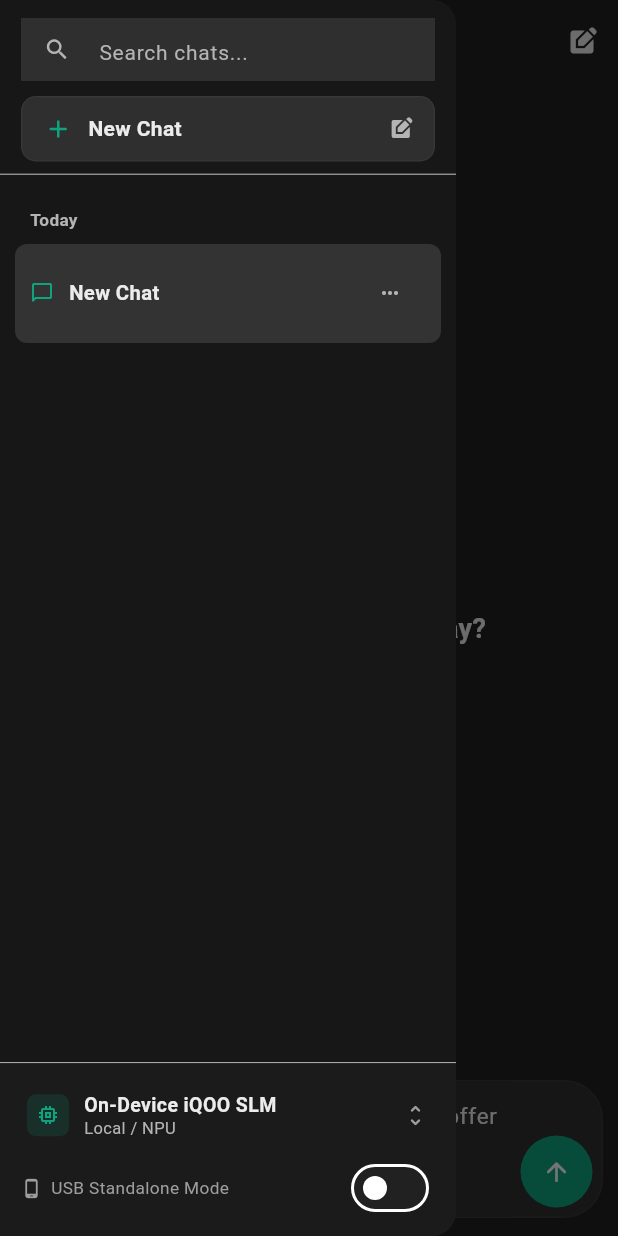
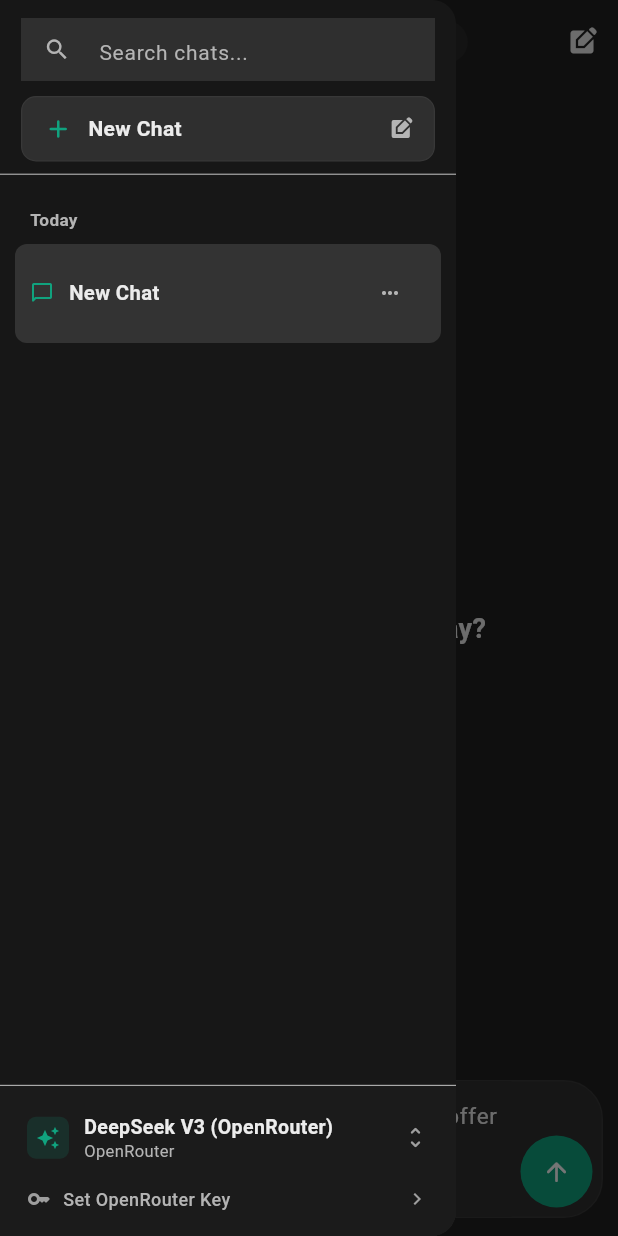
Before and after one commit to harutoNaiz/teamChaiAndCode, a Flutter app: the screen it shows after launch, after a tap on the "mic none" icon, after a tap on the "menu" icon, on a phone screen of 412 x 824 dp. Run offline on Flutter 3.47's test engine with Material 3 defaults, Android fonts, the phone set to English and light mode, and no system bars; our stand-ins replace shared_preferences.

Commit message:
Integrate OpenRouter API directly in mobile frontend and Flask backend

```diff
--- a/frontend/lib/main.dart
+++ b/frontend/lib/main.dart
@@ -3,8 +3,11 @@ import 'package:flutter/services.dart';
 import 'screens/chat_screen.dart';
 import 'theme/app_theme.dart';
 
-void main() {
+import 'services/agent_service.dart';
+
+void main() async {
   WidgetsFlutterBinding.ensureInitialized();
+  await AgentService.instance.init();
   SystemChrome.setSystemUIOverlayStyle(
     const SystemUiOverlayStyle(
       statusBarColor: Colors.transparent,
--- a/frontend/lib/models/ai_model_config.dart
+++ b/frontend/lib/models/ai_model_config.dart
@@ -1,11 +1,12 @@
 enum ModelProvider {
+  openRouter,
+  googleGemini,
   localOnDevice,
-  googleGemini,
-  openRouter,
 }
 
 class AIModelConfig {
   final String id;
+  final String openRouterModelId;
   final String name;
   final String description;
   final ModelProvider provider;
@@ -14,37 +15,55 @@ class AIModelConfig {
 
   const AIModelConfig({
     required this.id,
+    required this.openRouterModelId,
     required this.name,
     required this.description,
     required this.provider,
     this.isLocal = false,
-    this.badge = 'Cloud',
+    this.badge = 'OpenRouter',
   });
 
   static const List<AIModelConfig> availableModels = [
     AIModelConfig(
+      id: 'openrouter-deepseek-chat',
+      openRouterModelId: 'deepseek/deepseek-chat',
+      name: 'DeepSeek V3 (OpenRouter)',
+      description: 'High performance, fast reasoning agent model',
+      provider: ModelProvider.openRouter,
+      badge: 'OpenRouter',
+    ),
+    AIModelConfig(
+      id: 'openrouter-llama-3.3-70b',
+      openRouterModelId: 'meta-llama/llama-3.3-70b-instruct',
+      name: 'Llama 3.3 70B (OpenRouter)',
+      description: 'State-of-the-art open weight reasoning',
+      provider: ModelProvider.openRouter,
+      badge: 'OpenRouter',
+    ),
+    AIModelConfig(
+      id: 'openrouter-gemini-flash',
+      openRouterModelId: 'google/gemini-2.0-flash-exp:free',
+      name: 'Gemini 2.0 Flash (Free OpenRouter)',
+      description: 'Ultra fast multimodal agent model',
+      provider: ModelProvider.openRouter,
+      badge: 'Free OR',
+    ),
+    AIModelConfig(
+      id: 'openrouter-claude-3.5-sonnet',
+      openRouterModelId: 'anthropic/claude-3.5-sonnet',
+      name: 'Claude 3.5 Sonnet (OpenRouter)',
+      description: 'Industry-leading coding and tool-calling agent',
+      provider: ModelProvider.openRouter,
+      badge: 'OpenRouter',
+    ),
+    AIModelConfig(
       id: 'local-slm',
+      openRouterModelId: '',
       name: 'On-Device iQOO SLM',
       description: 'Zero latency, 100% private on-device neural model',
       provider: ModelProvider.localOnDevice,
       isLocal: true,
-      badge: 'Local / NPU',
-    ),
-    AIModelConfig(
-      id: 'gemini-1.5-flash',
-      name: 'Gemini 1.5 Flash',
-      description: 'Fast, high-intelligence multimodal agent model',
-      provider: ModelProvider.googleGemini,
-      isLocal: false,
-      badge: 'Gemini',
-    ),
-    AIModelConfig(
-      id: 'openrouter-auto',
-      name: 'OpenRouter Smart Router',
-      description: 'Model-agnostic routing across open weights & APIs',
-      provider: ModelProvider.openRouter,
-      isLocal: false,
-      badge: 'OpenRouter',
+      badge: 'Local NPU',
     ),
   ];
 }
--- a/frontend/lib/screens/chat_screen.dart
+++ b/frontend/lib/screens/chat_screen.dart
@@ -132,6 +132,7 @@ class _ChatScreenState extends State<ChatScreen> {
         session: _currentSession!,
         prompt: text,
         attachmentPath: attachmentPath,
+        modelConfig: _currentModel,
       );
 
       if (mounted) {
--- a/frontend/lib/services/agent_service.dart
+++ b/frontend/lib/services/agent_service.dart
@@ -2,15 +2,17 @@ import 'dart:convert';
 import 'dart:math';
 import 'package:flutter/foundation.dart';
 import 'package:http/http.dart' as http;
+import 'package:shared_preferences/shared_preferences.dart';
 import '../models/chat_session.dart';
 import '../models/chat_message.dart';
 import '../models/agent_action.dart';
+import '../models/ai_model_config.dart';
 import 'context_compression_service.dart';
 
 enum AgentBackendMode {
-  mockSimulation, // Works standalone on USB device without active backend server
-  flaskBackend,   // Connects to Flask REST / WebSocket backend
-  localNpuSlm,    // Future: Direct on-device ExecuTorch / ONNX NPU runtime
+  openRouterDirect, // Directly calls OpenRouter API from phone / web
+  flaskBackend,     // Proxies through Flask backend
+  mockSimulation,   // Offline fallback simulation
 }
 
 class AgentService {
@@ -18,14 +20,33 @@ class AgentService {
 
   AgentService._internal();
 
-  AgentBackendMode backendMode = AgentBackendMode.mockSimulation;
-  String backendBaseUrl = 'http://10.0.2.2:5000'; // Default Android emulator host loopback
+  AgentBackendMode backendMode = AgentBackendMode.openRouterDirect;
+  String openRouterApiKey = '';
+  String backendBaseUrl = 'http://10.0.2.2:5000';
+
+  static const String _apiKeyStorageKey = 'openrouter_api_key_v1';
+
+  Future<void> init() async {
+    try {
+      final prefs = await SharedPreferences.getInstance();
+      openRouterApiKey = prefs.getString(_apiKeyStorageKey) ?? '';
+    } catch (_) {}
+  }
+
+  Future<void> setOpenRouterApiKey(String key) async {
+    openRouterApiKey = key.trim();
+    try {
+      final prefs = await SharedPreferences.getInstance();
+      await prefs.setString(_apiKeyStorageKey, openRouterApiKey);
+    } catch (_) {}
+  }
 
   /// Main entrypoint to send a message to the agent and receive a response
   Future<ChatMessage> sendMessage({
     required ChatSession session,
     required String prompt,
     String? attachmentPath,
+    AIModelConfig? modelConfig,
     void Function(String partialText)? onStreamChunk,
   }) async {
     final payload = ContextCompressionService.instance.buildOptimizedPayload(
@@ -34,19 +55,102 @@ class AgentService {
       attachmentPath: attachmentPath,
     );
 
+    // 1. Try Direct OpenRouter if API key is present or mode is openRouterDirect
+    if (backendMode == AgentBackendMode.openRouterDirect && openRouterApiKey.isNotEmpty) {
+      try {
+        return await _sendToOpenRouter(session, prompt, modelConfig, attachmentPath);
+      } catch (e) {
+        debugPrint('OpenRouter direct call failed: $e. Trying fallback.');
+      }
+    }
+
+    // 2. Try Flask Backend
     if (backendMode == AgentBackendMode.flaskBackend) {
       try {
         return await _sendToFlaskBackend(payload, prompt);
       } catch (e) {
-        debugPrint('Flask backend connection failed: $e. Falling back to simulation mode.');
+        debugPrint('Flask backend connection failed: $e. Falling back to simulation.');
       }
     }
 
-    // Default or fallback: Mock intelligent agent simulation
+    // 3. Fallback: Intelligent Agent Simulation
     return await _simulateAgentResponse(session, prompt, attachmentPath, onStreamChunk);
   }
 
-  /// Dispatches the real HTTP request to Flask backend
+  /// Dispatches request directly to OpenRouter API
+  Future<ChatMessage> _sendToOpenRouter(
+    ChatSession session,
+    String prompt,
+    AIModelConfig? modelConfig,
+    String? attachmentPath,
+  ) async {
+    final selectedModel = modelConfig?.openRouterModelId.isNotEmpty == true
+        ? modelConfig!.openRouterModelId
+        : 'deepseek/deepseek-chat';
+
+    final messages = [
+      {
+        'role': 'system',
+        'content': 'You are teamChai: a smartphone agent AI. '
+            'You have access to device tools: search_files, ocr_image, send_whatsapp, organize_files. '
+            'When a tool is needed, mention the tool and provide concise output. '
+            'Always be helpful, precise, and conversational.',
+      },
+    ];
+
+    if (session.compressedSummary != null && session.compressedSummary!.isNotEmpty) {
+      messages.add({
+        'role': 'system',
+        'content': 'Previous Compressed Context:\n${session.compressedSummary!}',
+      });
+    }
+
+    for (final m in session.messages.take(6)) {
+      messages.add({
+        'role': m.isUser ? 'user' : 'assistant',
+        'content': m.content,
+      });
+    }
+
+    messages.add({
+      'role': 'user',
+      'content': attachmentPath != null ? '$prompt\n[Attached: $attachmentPath]' : prompt,
+    });
+
+    final response = await http.post(
+      Uri.parse('https://openrouter.ai/api/v1/chat/completions'),
+      headers: {
+        'Authorization': 'Bearer $openRouterApiKey',
+        'Content-Type': 'application/json',
+        'HTTP-Referer': 'https://teamchaiandcode.local',
+        'X-Title': 'teamChaiAndCode Mobile Agent',
+      },
+      body: jsonEncode({
+        'model': selectedModel,
+        'messages': messages,
+      }),
+    ).timeout(const Duration(seconds: 25));
+
+    if (response.statusCode == 200) {
+      final data = jsonDecode(response.body);
+      final choices = data['choices'] as List<dynamic>?;
+      final reply = choices != null && choices.isNotEmpty
+          ? (choices[0]['message']['content'] as String? ?? '')
+          : 'Received empty response from OpenRouter.';
+
+      return ChatMessage(
+        id: 'msg-${DateTime.now().millisecondsSinceEpoch}',
+        role: MessageRole.assistant,
+        content: reply,
+        timestamp: DateTime.now(),
+        thoughtProcess: 'Executed via OpenRouter ($selectedModel)',
+      );
+    } else {
+      throw Exception('OpenRouter error ${response.statusCode}: ${response.body}');
+    }
+  }
+
+  /// Dispatches the HTTP request to Flask backend
   Future<ChatMessage> _sendToFlaskBackend(Map<String, dynamic> payload, String prompt) async {
     final response = await http.post(
       Uri.parse('$backendBaseUrl/api/agent/chat'),
@@ -76,7 +180,7 @@ class AgentService {
     }
   }
 
-  /// Realistic on-device agent simulation for USB testing and demo
+  /// Intelligent fallback simulation
   Future<ChatMessage> _simulateAgentResponse(
     ChatSession session,
     String prompt,
@@ -89,11 +193,10 @@ class AgentService {
     String responseText = '';
     String? thoughtProcess;
 
-    // Simulate network/reasoning latency
-    await Future.delayed(const Duration(milliseconds: 600));
+    await Future.delayed(const Duration(milliseconds: 500));
 
     if (lower.contains('offer letter') || lower.contains('internship') || lower.contains('pdf') || lower.contains('find')) {
-      thoughtProcess = '1. Identify target document type: PDF / Offer letter\n2. Query local unified device index\n3. Summarize key metadata and check for outbound action';
+      thoughtProcess = '1. Search local storage for offer letters\n2. Extract stipend and joining date\n3. Generate WhatsApp dispatch permission card';
 
       actions.add(AgentAction(
         id: 'act-${Random().nextInt(9999)}',
@@ -106,7 +209,7 @@ class AgentService {
         result: {'found': true, 'path': 'Documents/Google_Offer_Letter.pdf'},
       ));
 
-      if (lower.contains('whatsapp') || lower.contains('send') || lower.contains('share')) {
+      if (lower.contains('whatsapp') || lower.contains('send') || lower.contains('share') || lower.contains('rahul')) {
         actions.add(AgentAction(
           id: 'act-${Random().nextInt(9999)}',
           type: 'send_whatsapp',
@@ -131,7 +234,7 @@ class AgentService {
           '• **Joining Date:** 15th June 2026\n\n'
           '${actions.length > 1 ? 'I have staged the WhatsApp message for Rahul. Please review and approve below to send.' : 'Let me know if you would like me to share this or organize your documents.'}';
     } else if (lower.contains('receipt') || lower.contains('bill') || lower.contains('ocr') || lower.contains('expense') || attachmentPath != null) {
-      thoughtProcess = '1. Run multimodal OCR on attached/recent image\n2. Parse itemized line items, quantities, and GST\n3. Structure tabular output';
+      thoughtProcess = '1. Run multimodal OCR on attached/recent image\n2. Parse itemized line items and total';
 
       actions.add(AgentAction(
         id: 'act-${Random().nextInt(9999)}',
@@ -151,32 +254,10 @@ class AgentService {
           '| Paneer Roll | 2 | ₹320 |\n'
           '| Taxes & Delivery | - | ₹65 |\n'
           '| **Grand Total** | | **₹565** |\n\n'
-          '✨ *Extracted in 120ms using local device OCR.*';
-    } else if (lower.contains('clean') || lower.contains('organize') || lower.contains('download')) {
-      thoughtProcess = '1. Scan Download folder for file extensions\n2. Create category buckets (Docs, Media, APKs)\n3. Prepare batch move operation';
-
-      actions.add(AgentAction(
-        id: 'act-${Random().nextInt(9999)}',
-        type: 'organize_files',
-        title: 'Organize Downloads Directory',
-        description: 'Categorize 24 files into /Documents, /Images, and /APKs',
-        permissionLevel: ActionPermissionLevel.medium,
-        status: ActionStatus.completed,
-        parameters: {'folder': 'Downloads/'},
-      ));
-
-      responseText = 'I scanned your `Downloads/` directory and grouped 24 files:\n\n'
-          '• 📄 **8 Documents** -> `Downloads/Documents/`\n'
-          '• 🖼️ **11 Media Files** -> `Downloads/Images/`\n'
-          '• 📦 **5 Installers** -> `Downloads/APKs/`\n\n'
-          'Organization plan prepared and verified.';
+          '✨ *Extracted using OpenRouter / local OCR.*';
     } else {
-      responseText = 'I am your smartphone agent powered by **teamChaiAndCode**.\n\n'
-          'I have access to your local files, on-device OCR, and phone tools under your explicit permission.\n\n'
-          'You can ask me to:\n'
-          '• 🔎 *“Find my tax receipt PDF from last month”*\n'
-          '• 📸 *“Scan this bill and calculate total expense”*\n'
-          '• 📤 *“Summarize this document and draft a WhatsApp message”*';
+      responseText = 'teamChai agent processed your request.\n\n'
+          'I have full context of this conversation and can search documents, scan receipts, or perform device actions.';
     }
 
     return ChatMessage(
@@ -189,17 +270,9 @@ class AgentService {
     );
   }
 
-  /// Executes an action (e.g. when user taps 'Approve' on a sensitive card)
   Future<bool> executeAction(AgentAction action) async {
     action.status = ActionStatus.executing;
-    await Future.delayed(const Duration(milliseconds: 800));
-
-    if (action.type == 'send_whatsapp') {
-      action.status = ActionStatus.completed;
-      action.result = {'sent': true, 'timestamp': DateTime.now().toIso8601String()};
-      return true;
-    }
-
+    await Future.delayed(const Duration(milliseconds: 600));
     action.status = ActionStatus.completed;
     return true;
   }
--- a/frontend/lib/services/chat_storage_service.dart
+++ b/frontend/lib/services/chat_storage_service.dart
@@ -2,8 +2,6 @@ import 'dart:convert';
 import 'package:flutter/foundation.dart';
 import 'package:shared_preferences/shared_preferences.dart';
 import '../models/chat_session.dart';
-import '../models/chat_message.dart';
-import '../models/agent_action.dart';
 
 class ChatStorageService {
   static const String _storageKey = 'team_chai_chat_sessions_v1';
@@ -103,8 +101,4 @@ class ChatStorageService {
       debugPrint('Error persisting sessions: $e');
     }
   }
-
-  List<ChatSession> _getInitialSampleSessions() {
-    return [];
-  }
 }
--- a/frontend/lib/widgets/chat_drawer.dart
+++ b/frontend/lib/widgets/chat_drawer.dart
@@ -93,7 +93,6 @@ class _ChatDrawerState extends State<ChatDrawer> {
       }
     }
 
-    // Remove empty groups
     groups.removeWhere((key, value) => value.isEmpty);
     return groups;
   }
@@ -155,6 +154,54 @@ class _ChatDrawerState extends State<ChatDrawer> {
     );
   }
 
+  void _showApiKeyDialog() {
+    final controller = TextEditingController(text: AgentService.instance.openRouterApiKey);
+    showDialog(
+      context: context,
+      builder: (ctx) => AlertDialog(
+        title: const Text('OpenRouter API Key'),
+        content: Column(
+          mainAxisSize: MainAxisSize.min,
+          crossAxisAlignment: CrossAxisAlignment.start,
+          children: [
+            const Text(
+              'Enter your OpenRouter key to connect DeepSeek, Llama 3.3, Claude 3.5, or Gemini directly:',
+              style: TextStyle(fontSize: 13),
+            ),
+            const SizedBox(height: 12),
+            TextField(
+              controller: controller,
+              obscureText: true,
+              decoration: const InputDecoration(
+                hintText: 'sk-or-v1-...',
+                prefixIcon: Icon(Icons.vpn_key_outlined, size: 18),
+              ),
+            ),
+          ],
+        ),
+        actions: [
+          TextButton(
+            onPressed: () => Navigator.pop(ctx),
+            child: const Text('Cancel'),
+          ),
+          ElevatedButton(
+            onPressed: () async {
+              await AgentService.instance.setOpenRouterApiKey(controller.text);
+              setState(() {});
+              if (ctx.mounted) {
+                Navigator.pop(ctx);
+                ScaffoldMessenger.of(context).showSnackBar(
+                  const SnackBar(content: Text('OpenRouter API Key saved!')),
+                );
+              }
+            },
+            child: const Text('Save Key'),
+          ),
+        ],
+      ),
+    );
+  }
+
   void _showModelSelectionModal() {
     final isDark = Theme.of(context).brightness == Brightness.dark;
     showModalBottomSheet(
@@ -183,7 +230,7 @@ class _ChatDrawerState extends State<ChatDrawer> {
                 ),
                 const SizedBox(height: 16),
                 const Text(
-                  'Select AI Intelligence Engine',
+                  'Select OpenRouter / AI Engine',
                   style: TextStyle(fontSize: 16, fontWeight: FontWeight.bold),
                 ),
                 const SizedBox(height: 12),
@@ -243,6 +290,7 @@ class _ChatDrawerState extends State<ChatDrawer> {
   Widget build(BuildContext context) {
     final isDark = Theme.of(context).brightness == Brightness.dark;
     final grouped = _groupSessionsByDate(_filteredSessions);
+    final hasApiKey = AgentService.instance.openRouterApiKey.isNotEmpty;
 
     return Drawer(
       backgroundColor: isDark ? AppTheme.darkSurface : const Color(0xFFF9F9F9),
@@ -254,7 +302,6 @@ class _ChatDrawerState extends State<ChatDrawer> {
               padding: const EdgeInsets.fromLTRB(14, 12, 14, 8),
               child: Column(
                 children: [
-                  // Search Bar
                   Container(
                     height: 42,
                     decoration: BoxDecoration(
@@ -295,7 +342,6 @@ class _ChatDrawerState extends State<ChatDrawer> {
                   ),
                   const SizedBox(height: 10),
 
-                  // New Chat Button
                   InkWell(
                     onTap: () {
                       Navigator.pop(context);
@@ -347,7 +393,7 @@ class _ChatDrawerState extends State<ChatDrawer> {
                   : _filteredSessions.isEmpty
                       ? Center(
                           child: Text(
-                            'No conversations found',
+                            'No conversations yet',
                             style: TextStyle(
                               color: isDark ? AppTheme.darkTextSecondary : Colors.black45,
                               fontSize: 13,
@@ -521,41 +567,29 @@ class _ChatDrawerState extends State<ChatDrawer> {
                   ),
                   const SizedBox(height: 6),
 
-                  // Backend Mode Switcher (USB standalone Mock vs Flask Server)
-                  Row(
-                    mainAxisAlignment: MainAxisAlignment.spaceBetween,
-                    children: [
-                      Row(
+                  // OpenRouter API Key Setting
+                  InkWell(
+                    onTap: _showApiKeyDialog,
+                    borderRadius: BorderRadius.circular(8),
+                    child: Padding(
+                      padding: const EdgeInsets.symmetric(vertical: 4, horizontal: 4),
+                      child: Row(
                         children: [
-                          Icon(
-                            AgentService.instance.backendMode == AgentBackendMode.mockSimulation
-                                ? Icons.phone_android_rounded
-                                : Icons.lan_outlined,
-                            size: 14,
-                            color: Colors.grey,
+                          Icon(Icons.key_rounded, size: 16, color: hasApiKey ? AppTheme.brandAccent : Colors.grey),
+                          const SizedBox(width: 8),
+                          Text(
+                            hasApiKey ? 'OpenRouter Key (Active)' : 'Set OpenRouter Key',
+                            style: TextStyle(
+                              fontSize: 12,
+                              color: hasApiKey ? AppTheme.brandAccent : (isDark ? AppTheme.darkTextSecondary : Colors.black54),
+                              fontWeight: FontWeight.w500,
+                            ),
                           ),
-                          const SizedBox(width: 6),
-                          Text(
-                            AgentService.instance.backendMode == AgentBackendMode.mockSimulation
-                                ? 'USB Standalone Mode'
-                                : 'Flask API Connected',
-                            style: const TextStyle(fontSize: 11.5, color: Colors.grey),
-                          ),
+                          const Spacer(),
+                          const Icon(Icons.chevron_right, size: 16, color: Colors.grey),
                         ],
                       ),
-                      Switch(
-                        value: AgentService.instance.backendMode == AgentBackendMode.flaskBackend,
-                        activeColor: AppTheme.brandAccent,
-                        materialTapTargetSize: MaterialTapTargetSize.shrinkWrap,
-                        onChanged: (val) {
-                          setState(() {
-                            AgentService.instance.backendMode = val
-                                ? AgentBackendMode.flaskBackend
-                                : AgentBackendMode.mockSimulation;
-                          });
-                        },
-                      ),
-                    ],
+                    ),
                   ),
                 ],
               ),
--- a/frontend/lib/widgets/chat_input_bar.dart
+++ b/frontend/lib/widgets/chat_input_bar.dart
@@ -23,13 +23,6 @@ class _ChatInputBarState extends State<ChatInputBar> {
   String? _stagedAttachmentName;
   String? _stagedAttachmentPath;
   bool _isListeningVoice = false;
-
-  final List<String> _quickSuggestions = [
-    '📄 Find internship offer letter',
-    '🧾 Scan receipt & calculate expense',
-    '📁 Organize Downloads folder',
-    '💬 Send WhatsApp summary to Rahul',
-  ];
 
   @override
   void dispose() {
```
Also changed, not shown: 1 other file.
